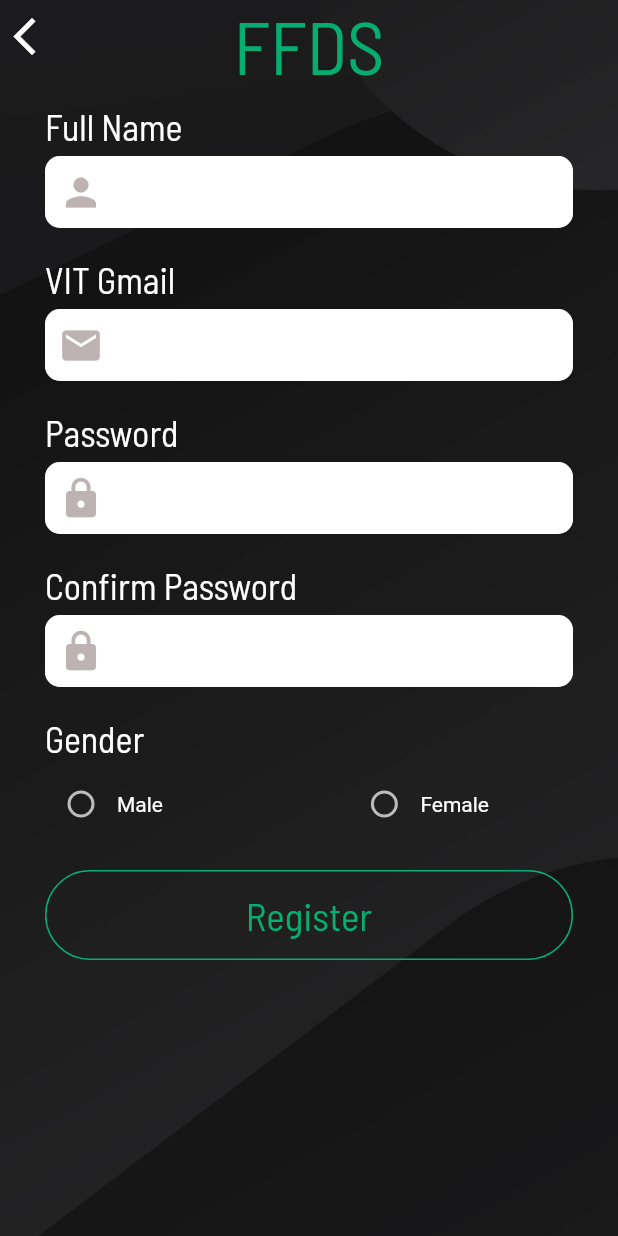
After one commit to vanshg395/ffds-app, a Flutter app: the SignupScreen2 screen opened by its route, on a phone screen of 412 x 824 dp. The commit adds this screen. Run offline on Flutter 3.47's test engine with Material 2 defaults, Android fonts, the phone set to English and light mode, and no system bars.

Commit message:
signup and login screens connected to backend api

```diff
--- a/lib/main.dart
+++ b/lib/main.dart
@@ -4,6 +4,7 @@ import 'package:flutter/services.dart';
 import './screens/home_screen.dart';
 import './screens/login_screen.dart';
 import './screens/signup_screen1.dart';
+import './screens/signup_screen2.dart';
 
 void main() => runApp(MyApp());
 
@@ -21,6 +22,7 @@ class MyApp extends StatelessWidget {
         HomeScreen.routeName: (context) => HomeScreen(),
         LoginScreen.routeName: (context) => LoginScreen(),
         SignupScreen1.routeName: (context) => SignupScreen1(),
+        SignupScreen2.routeName: (context) => SignupScreen2(),
       },
     );
   }
--- /dev/null
+++ b/lib/screens/signup_screen2.dart
@@ -0,0 +1,466 @@
+import 'dart:convert';
+
+import 'package:flutter/foundation.dart';
+import 'package:flutter/material.dart';
+import 'package:http/http.dart' as http;
+
+import '../widgets/logo_text.dart';
+import '../widgets/rounded_button.dart';
+import './login_screen.dart';
+import './home_screen.dart';
+
+enum Gender {
+  Male,
+  Female,
+}
+
+class SignupScreen2 extends StatefulWidget {
+  static const routeName = '/register-complete';
+
+  @override
+  _SignupScreen2State createState() => _SignupScreen2State();
+}
+
+class _SignupScreen2State extends State<SignupScreen2> {
+  TextEditingController passwordController = TextEditingController();
+  final GlobalKey<FormState> _formKey = GlobalKey();
+  Gender _gender;
+  Map<String, String> _data = {
+    'name': '',
+    'email': '',
+    'password': '',
+    'gender': '',
+  };
+  bool _isLoading = false;
+
+  Future<void> _submit() async {
+    if (!_formKey.currentState.validate()) {
+      return;
+    }
+    _formKey.currentState.save();
+    try {
+      setState(() {
+        _isLoading = true;
+      });
+      final response = await http.post(
+          'https://ffds-new.herokuapp.com/register?email=${_data['email']}&name=${_data['name']}&gender=${_data['gender']}&password=${_data['password']}');
+      final responseBody = json.decode(response.body);
+      setState(() {
+        _isLoading = false;
+      });
+
+      if (responseBody == 'Registered Successfully') {
+        showDialog(
+          context: context,
+          child: AlertDialog(
+            title: Text('Success'),
+            content: Text(responseBody),
+            actions: <Widget>[
+              FlatButton(
+                child: Text('Ok'),
+                onPressed: () {
+                  Navigator.of(context).pop();
+                },
+              )
+            ],
+          ),
+        );
+        Navigator.of(context).pushNamedAndRemoveUntil(
+            LoginScreen.routeName, ModalRoute.withName(HomeScreen.routeName));
+      } else {
+        showDialog(
+          context: context,
+          child: AlertDialog(
+            title: Text('Error'),
+            content: Text(responseBody),
+            actions: <Widget>[
+              FlatButton(
+                child: Text('Ok'),
+                onPressed: () {
+                  Navigator.of(context).pop();
+                },
+              )
+            ],
+          ),
+        );
+      }
+    } catch (e) {}
+  }
+
+  @override
+  Widget build(BuildContext context) {
+    return Scaffold(
+      body: Stack(
+        children: <Widget>[
+          Container(
+            decoration: BoxDecoration(
+              image: DecorationImage(
+                image: AssetImage('assets/images/bg.jpg'),
+                fit: BoxFit.cover,
+              ),
+            ),
+          ),
+          SafeArea(
+            child: SingleChildScrollView(
+              child: Container(
+                constraints: BoxConstraints(
+                    maxHeight: MediaQuery.of(context).size.height -
+                        MediaQuery.of(context).viewPadding.top),
+                child: Column(
+                  children: <Widget>[
+                    Stack(
+                      children: [
+                        Row(
+                          children: <Widget>[
+                            IconButton(
+                              icon: Icon(
+                                Icons.arrow_back_ios,
+                                size: 30,
+                              ),
+                              onPressed: () {
+                                Navigator.of(context).pop();
+                              },
+                            ),
+                          ],
+                        ),
+                        Container(
+                          constraints: BoxConstraints(maxHeight: 60),
+                          alignment: Alignment.center,
+                          child: FittedBox(
+                            child: LogoText(
+                              'small',
+                              Color(0xFF06AD71),
+                            ),
+                          ),
+                        )
+                      ],
+                    ),
+                    _isLoading
+                        ? Expanded(
+                            child: Center(
+                              child: CircularProgressIndicator(
+                                backgroundColor: Color(0xFF06AE71),
+                              ),
+                            ),
+                          )
+                        : Expanded(
+                            child: Container(
+                              padding: EdgeInsets.symmetric(
+                                  horizontal: 30, vertical: 10),
+                              child: Form(
+                                key: _formKey,
+                                child: SingleChildScrollView(
+                                  child: Column(
+                                    crossAxisAlignment:
+                                        CrossAxisAlignment.start,
+                                    mainAxisAlignment: MainAxisAlignment.center,
+                                    children: <Widget>[
+                                      Text(
+                                        'Full Name',
+                                        style: TextStyle(
+                                          fontFamily: 'BarlowSemiCondensed',
+                                          fontSize: 24,
+                                        ),
+                                      ),
+                                      SizedBox(
+                                        height: 5,
+                                      ),
+                                      TextFormField(
+                                        style: TextStyle(
+                                          color: Colors.black,
+                                          fontSize: 16,
+                                        ),
+                                        decoration: InputDecoration(
+                                          contentPadding:
+                                              EdgeInsets.symmetric(vertical: 5),
+                                          prefixIcon: Icon(
+                                            Icons.person,
+                                            color: Color(0xFFBDB3B3),
+                                            size: 30,
+                                          ),
+                                          focusedBorder: OutlineInputBorder(
+                                            borderSide:
+                                                BorderSide(color: Colors.grey),
+                                            borderRadius:
+                                                BorderRadius.circular(10),
+                                          ),
+                                          border: OutlineInputBorder(
+                                            borderSide:
+                                                BorderSide(color: Colors.grey),
+                                            borderRadius:
+                                                BorderRadius.circular(10),
+                                          ),
+                                          filled: true,
+                                          fillColor: Colors.white,
+                                          errorStyle: TextStyle(
+                                            fontSize: 14,
+                                          ),
+                                          hintStyle: TextStyle(
+                                            color: Color(0xFFBDB3B3),
+                                          ),
+                                        ),
+                                        validator: (value) {
+                                          if (value == '') {
+                                            return 'This field is required.';
+                                          }
+                                        },
+                                        onSaved: (value) {
+                                          _data['name'] = value;
+                                        },
+                                      ),
+                                      SizedBox(
+                                        height: 20,
+                                      ),
+                                      Text(
+                                        'VIT Gmail',
+                                        style: TextStyle(
+                                          fontFamily: 'BarlowSemiCondensed',
+                                          fontSize: 24,
+                                        ),
+                                      ),
+                                      SizedBox(
+                                        height: 5,
+                                      ),
+                                      TextFormField(
+                                        style: TextStyle(
+                                          color: Colors.black,
+                                          fontSize: 16,
+                                        ),
+                                        decoration: InputDecoration(
+                                          contentPadding:
+                                              EdgeInsets.symmetric(vertical: 5),
+                                          prefixIcon: Icon(
+                                            Icons.email,
+                                            color: Color(0xFFBDB3B3),
+                                            size: 30,
+                                          ),
+                                          focusedBorder: OutlineInputBorder(
+                                            borderSide:
+                                                BorderSide(color: Colors.grey),
+                                            borderRadius:
+                                                BorderRadius.circular(10),
+                                          ),
+                                          border: OutlineInputBorder(
+                                            borderSide:
+                                                BorderSide(color: Colors.grey),
+                                            borderRadius:
+                                                BorderRadius.circular(10),
+                                          ),
+                                          filled: true,
+                                          fillColor: Colors.white,
+                                          errorStyle: TextStyle(
+                                            fontSize: 14,
+                                          ),
+                                          hintStyle: TextStyle(
+                                            color: Color(0xFFBDB3B3),
+                                          ),
+                                        ),
+                                        validator: (value) {
+                                          if (value == '') {
+                                            return 'This field is required.';
+                                          }
+                                          if (!RegExp(
+                                                  r"^[a-zA-Z0-9.a-zA-Z0-9.]+@vitstudent.ac.in")
+                                              .hasMatch(value)) {
+                                            return 'Please enter a valid VIT gmail id.';
+                                          }
+                                        },
+                                        keyboardType:
+                                            TextInputType.emailAddress,
+                                        onSaved: (value) {
+                                          _data['email'] = value;
+                                        },
+                                      ),
+                                      SizedBox(
+                                        height: 20,
+                                      ),
+                                      Text(
+                                        'Password',
+                                        style: TextStyle(
+                                          fontFamily: 'BarlowSemiCondensed',
+                                          fontSize: 24,
+                                        ),
+                                      ),
+                                      SizedBox(
+                                        height: 5,
+                                      ),
+                                      TextFormField(
+                                        controller: passwordController,
+                                        style: TextStyle(
+                                          color: Colors.black,
+                                          fontSize: 16,
+                                        ),
+                                        obscureText: true,
+                                        decoration: InputDecoration(
+                                          contentPadding:
+                                              EdgeInsets.symmetric(vertical: 5),
+                                          prefixIcon: Icon(
+                                            Icons.lock,
+                                            color: Color(0xFFBDB3B3),
+                                            size: 30,
+                                          ),
+                                          focusedBorder: OutlineInputBorder(
+                                            borderSide:
+                                                BorderSide(color: Colors.grey),
+                                            borderRadius:
+                                                BorderRadius.circular(10),
+                                          ),
+                                          border: OutlineInputBorder(
+                                            borderSide:
+                                                BorderSide(color: Colors.grey),
+                                            borderRadius:
+                                                BorderRadius.circular(10),
+                                          ),
+                                          filled: true,
+                                          fillColor: Colors.white,
+                                          errorStyle: TextStyle(
+                                            fontSize: 14,
+                                          ),
+                                          hintStyle: TextStyle(
+                                            color: Color(0xFFBDB3B3),
+                                          ),
+                                        ),
+                                        validator: (value) {
+                                          if (value == '') {
+                                            return 'This field is required.';
+                                          }
+                                          if (value.length < 6) {
+                                            return 'Password must contain minimum 6 characters.';
+                                          }
+                                        },
+                                        onSaved: (value) {
+                                          _data['password'] = value;
+                                        },
+                                      ),
+                                      SizedBox(
+                                        height: 20,
+                                      ),
+                                      Text(
+                                        'Confirm Password',
+                                        style: TextStyle(
+                                          fontFamily: 'BarlowSemiCondensed',
+                                          fontSize: 24,
+                                        ),
+                                      ),
+                                      SizedBox(
+                                        height: 5,
+                                      ),
+                                      TextFormField(
+                                        style: TextStyle(
+                                          color: Colors.black,
+                                          fontSize: 16,
+                                        ),
+                                        obscureText: true,
+                                        decoration: InputDecoration(
+                                          contentPadding:
+                                              EdgeInsets.symmetric(vertical: 5),
+                                          prefixIcon: Icon(
+                                            Icons.lock,
+                                            color: Color(0xFFBDB3B3),
+                                            size: 30,
+                                          ),
+                                          focusedBorder: OutlineInputBorder(
+                                            borderSide:
+                                                BorderSide(color: Colors.grey),
+                                            borderRadius:
+                                                BorderRadius.circular(10),
+                                          ),
+                                          border: OutlineInputBorder(
+                                            borderSide:
+                                                BorderSide(color: Colors.grey),
+                                            borderRadius:
+                                                BorderRadius.circular(10),
+                                          ),
+                                          filled: true,
+                                          fillColor: Colors.white,
+                                          errorStyle: TextStyle(
+                                            fontSize: 14,
+                                          ),
+                                          hintStyle: TextStyle(
+                                            color: Color(0xFFBDB3B3),
+                                          ),
+                                        ),
+                                        validator: (value) {
+                                          if (value == '') {
+                                            return 'This field is required.';
+                                          }
+                                          if (value !=
+                                              passwordController.text) {
+                                            return 'Passwords do not match.';
+                                          }
+                                        },
+                                      ),
+                                      SizedBox(
+                                        height: 20,
+                                      ),
+                                      Text(
+                                        'Gender',
+                                        style: TextStyle(
+                                          fontFamily: 'BarlowSemiCondensed',
+                                          fontSize: 24,
+                                        ),
+                                      ),
+                                      SizedBox(
+                                        height: 5,
+                                      ),
+                                      Row(
+                                        children: <Widget>[
+                                          Radio(
+                                            activeColor: Color(0xFF06aE71),
+                                            value: Gender.Male,
+                                            groupValue: _gender,
+                                            onChanged: (value) {
+                                              setState(() {
+                                                _gender = value;
+                                                _data['gender'] =
+                                                    describeEnum(_gender);
+                                              });
+                                            },
+                                          ),
+                                          Text('Male'),
+                                          SizedBox(
+                                            width: MediaQuery.of(context)
+                                                    .size
+                                                    .width *
+                                                0.3,
+                                          ),
+                                          Radio(
+                                            activeColor: Color(0xFF06aE71),
+                                            value: Gender.Female,
+                                            groupValue: _gender,
+                                            onChanged: (value) {
+                                              setState(() {
+                                                _gender = value;
+                                                _data['gender'] =
+                                                    describeEnum(_gender);
+                                              });
+                                            },
+                                          ),
+                                          Text('Female'),
+                                        ],
+                                      ),
+                                      SizedBox(
+                                        height: 20,
+                                      ),
+                                      RoundedButton(
+                                        title: 'Register',
+                                        onPressed: _submit,
+                                        borderColor: Color(0xFF06AE71),
+                                        color: Color(0xFF06AE71),
+                                      ),
+                                    ],
+                                  ),
+                                ),
+                              ),
+                            ),
+                          ),
+                  ],
+                ),
+              ),
+            ),
+          ),
+        ],
+      ),
+    );
+  }
+}
```
Also changed, not shown: lib/screens/login_screen.dart (+112 -16 lines), lib/screens/signup_screen1.dart (+32 -19 lines).
